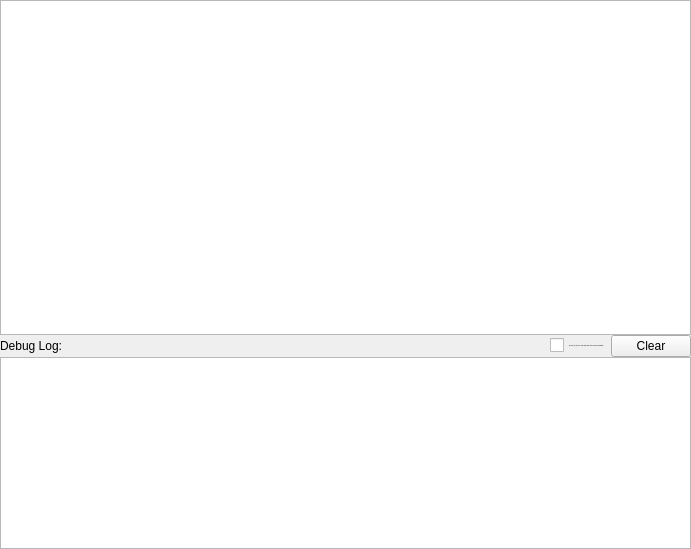
This is interface/ui/scriptEditorWidget.ui in vircadia/vircadia-native-core as Qt 5 draws it before an edit. The edited form follows.
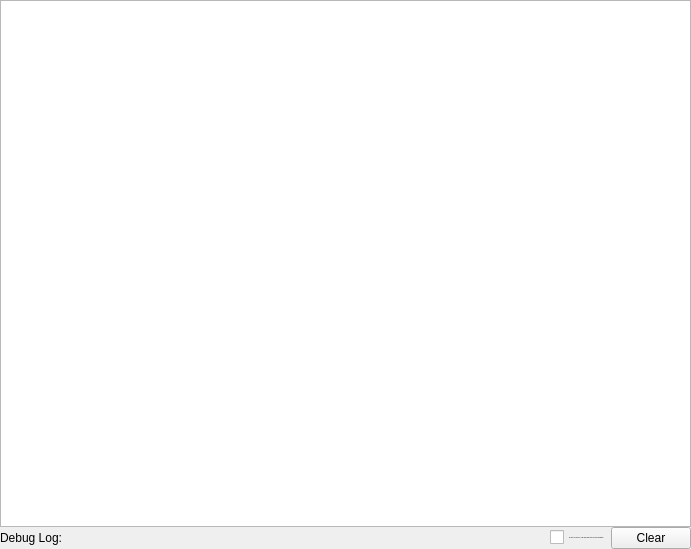
This is the edited form. Custom widgets are drawn as their Qt base class.

Commit message: ScriptEditor Improvements: - Script restart works proper again - Fixed on and off icon switch - Replaced regular script output box with fully functional JSConsole!

Patch:
```diff
--- a/interface/ui/scriptEditorWidget.ui
+++ b/interface/ui/scriptEditorWidget.ui
@@ -128,25 +128,6 @@
       </item>
      </layout>
     </item>
-    <item>
-     <widget class="QPlainTextEdit" name="debugText">
-      <property name="sizePolicy">
-       <sizepolicy hsizetype="Expanding" vsizetype="Fixed">
-        <horstretch>0</horstretch>
-        <verstretch>0</verstretch>
-       </sizepolicy>
-      </property>
-      <property name="styleSheet">
-       <string notr="true">font: 15px &quot;Courier&quot;;</string>
-      </property>
-      <property name="readOnly">
-       <bool>true</bool>
-      </property>
-      <property name="plainText">
-       <string/>
-      </property>
-     </widget>
-    </item>
    </layout>
   </widget>
  </widget>
```
Left out of the diff: 18 changed lines with no effect on the pictures. The commit also changes 3 other files.
